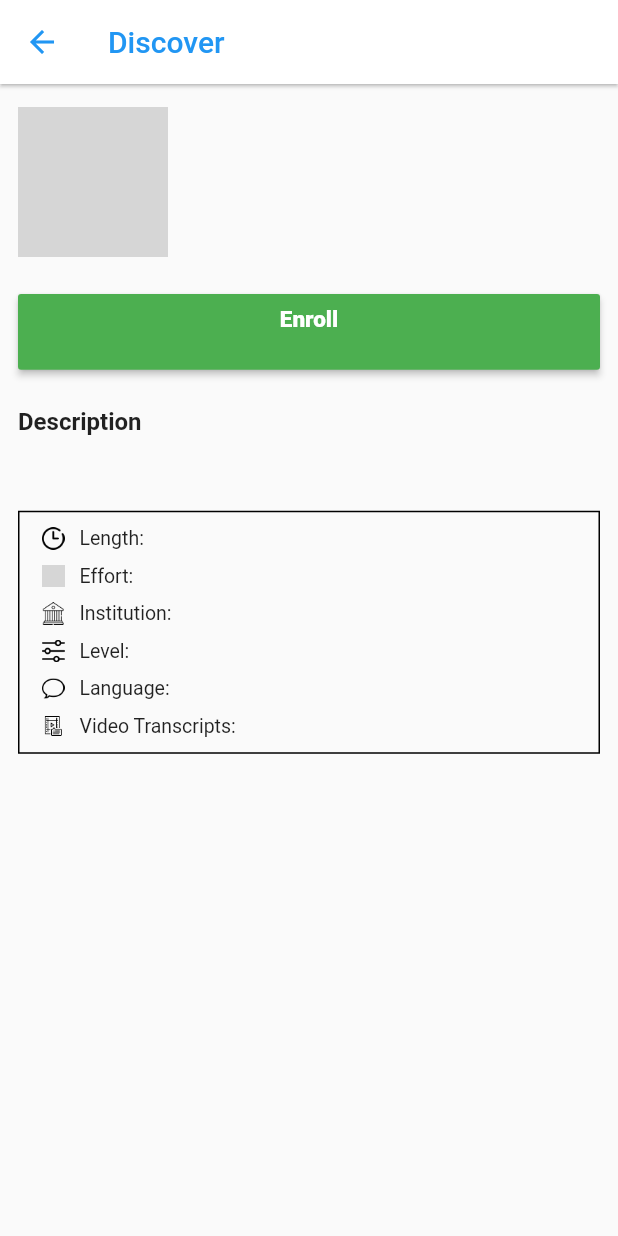
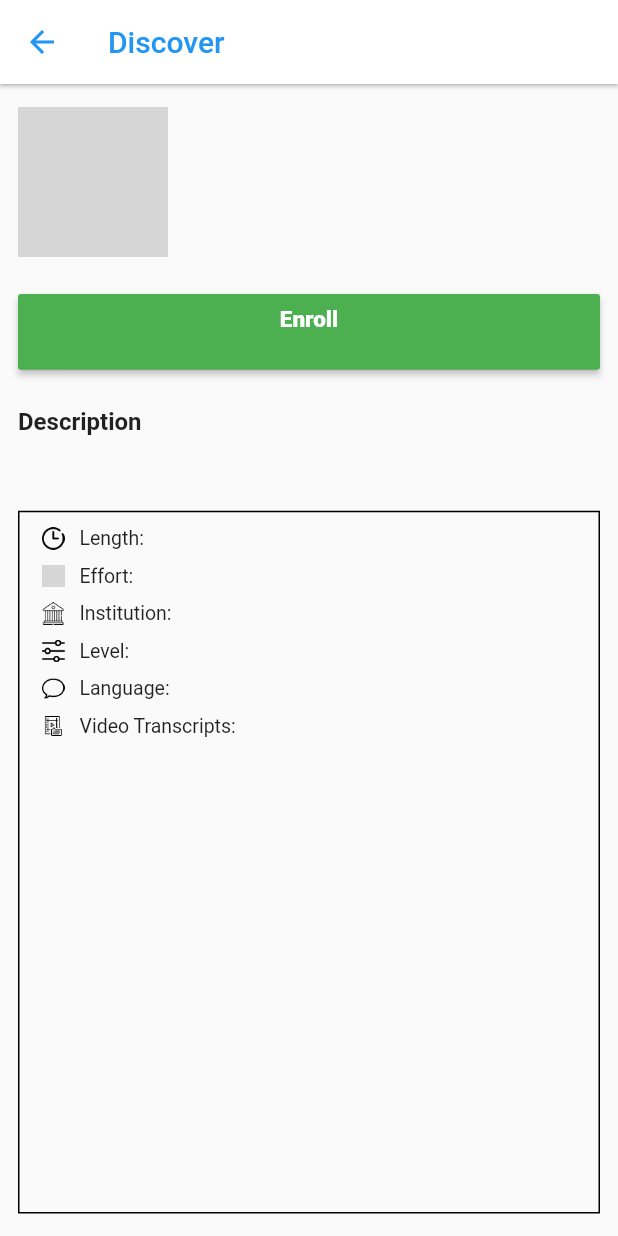
Before and after one commit to 3Console/edX, a Flutter app: the DiscoveryDetail screen opened directly with empty values, on a phone screen of 412 x 824 dp. Run offline on Flutter 3.47's test engine with Material 2 defaults, Android fonts, the phone set to English and light mode, and no system bars; our stand-ins replace chewie, cloud_firestore, firebase_auth, flutter_spinkit, video_player; accounts and stored records are empty; network calls fail; grey boxes are pictures that could not be loaded.

Commit message:
Update expanded

```diff
--- a/lib/pages/discovery/discovery_detail.dart
+++ b/lib/pages/discovery/discovery_detail.dart
@@ -143,7 +143,8 @@ class _DiscoveryDetailState extends State<DiscoveryDetail> {
                     ),
                   ),
                   SizedBox(height: 25),
-                  Container(
+                  Expanded(
+                    child: Container(
                       decoration: BoxDecoration(border: Border.all()),
                       child: Row(
                         mainAxisAlignment: MainAxisAlignment.spaceBetween,
@@ -244,7 +245,7 @@ class _DiscoveryDetailState extends State<DiscoveryDetail> {
                                       ),
                                     ],
                                   ),
-                                SizedBox(height: 10),
+                                  // SizedBox(height: 10),
                                 ],
                               ),
                             ),
@@ -283,12 +284,13 @@ class _DiscoveryDetailState extends State<DiscoveryDetail> {
                                   data['subtitle'],
                                   style: TextStyle(fontSize: 13, fontWeight: FontWeight.w600),
                                 ),
-                              SizedBox(height: 10),
+                                // SizedBox(height: 10),
                               ],
                             ),
                           ),
                           SizedBox(height: 5),
                         ],
+                      ),
                     ),
                   ),
                 ],
```
Lines whose indentation alone changed are shown as unchanged.
